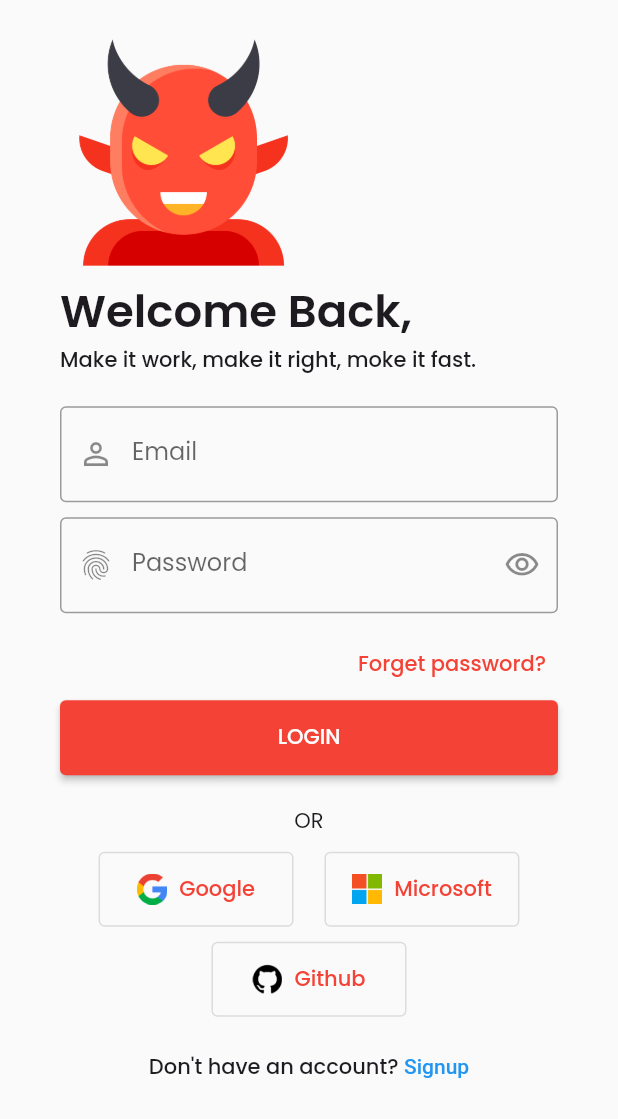
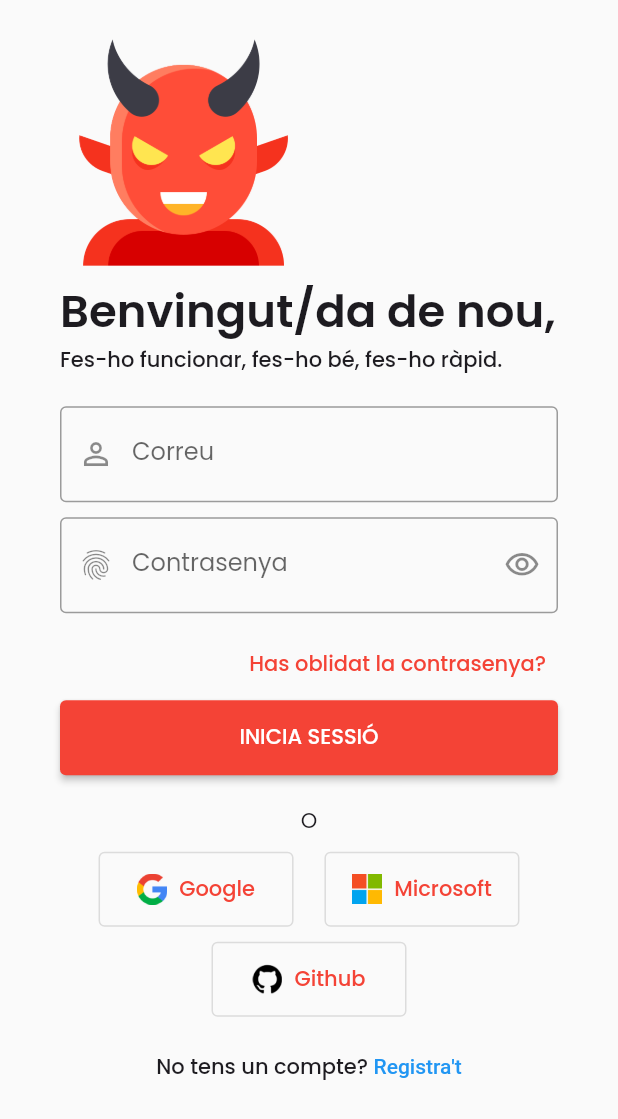
Before and after one commit to espai422-Company/dimonis, a Flutter app: the LoginScreen screen opened directly with empty values, on a phone screen of 412 x 824 dp. Shown: the top 1119 px of the screen. Run offline on Flutter 3.47's test engine with Material 3 defaults, Android fonts, the light colour scheme and no system bars; our stand-ins replace animated_text_kit, awesome_dialog, firebase_auth, firebase_core, firebase_crashlytics, firebase_database and 12 more; missing offline and left inert: cool_dropdown, firebase_app_check, flutter_facebook_auth, flutter_paypal_checkout, password_strength_checker; accounts and stored records are empty; generated files the repository leaves out were written again; network calls fail; statements that could not run were skipped.

Commit message:
Added languages support in login_screen and sing_up_screen and some changes.

```diff
--- a/lib/l10n/app_ca.arb
+++ b/lib/l10n/app_ca.arb
@@ -33,7 +33,7 @@
     "forgetPassword": "Has oblidat la contrasenya?",
     "getOnBoard": "¡Uneix-te!",
     "newProfile": "Crea el teu perfil per començar.",
-    "yesAccount": "Ja tens un compte?",
+    "yesAccount": "Ja tens un compte? ",
     "noUsernameInput": "Introdueix el teu nom d'usuari",
     "username": "Nom d'usuari",
     "infoUsuari": "Informació de l'usuari",
@@ -122,5 +122,12 @@
     "incorrectAnswer": "Resposta incorrecta",
     "answer": "Resposta",
     "selectDemon": "Selecciona un dimoni",
-    "selectDemonToCheckResult": "S'ha de seleccionar un dimoni per comprovar el resultat"
+    "selectDemonToCheckResult": "S'ha de seleccionar un dimoni per comprovar el resultat",
+    "signupJunt": "Registra't",
+    "loginJunt": "Inicia sessió",
+    "loginError": "Error d'inici de sessió",
+    "registerError": "Error de registre",
+    "passwordTooWeak": "Contrasenya massa fàcil!",
+    "passwordRequirements": "Introdueix una contrasenya que contingui:\n\n• Com a mínim 12 caràcters\n• Com a mínim 1 lletra minúscula\n• Com a mínim 1 lletra majúscula\n• Com a mínim 1 dígit\n• Com a mínim 1 caràcter especial",
+    "o": "O"
 }
--- a/lib/screens/login-register/components_login.dart
+++ b/lib/screens/login-register/components_login.dart
@@ -2,6 +2,7 @@ import 'package:app_dimonis/widgets/github_sign_in_button.dart';
 import 'package:app_dimonis/widgets/google_sign_in_button.dart';
 import 'package:app_dimonis/widgets/microsoft_sign_in_button.dart';
 import 'package:flutter/material.dart';
+import 'package:flutter_gen/gen_l10n/app_localizations.dart';
 
 class LoginHeaderWidget extends StatelessWidget {
   const LoginHeaderWidget(
@@ -52,7 +53,7 @@ class LoginFooterWidget extends StatelessWidget {
       child: Column(
         crossAxisAlignment: CrossAxisAlignment.center,
         children: [
-          const Text("OR"),
+          Text(AppLocalizations.of(context)!.o),
           const SizedBox(height: 10),
           Row(
             mainAxisAlignment: MainAxisAlignment.center,
--- a/lib/screens/login-register/login_screen.dart
+++ b/lib/screens/login-register/login_screen.dart
@@ -4,6 +4,7 @@ import 'package:app_dimonis/services/auth.dart';
 import 'package:app_dimonis/widgets/show_toastification.dart';
 import 'package:firebase_auth/firebase_auth.dart';
 import 'package:flutter/material.dart';
+import 'package:flutter_gen/gen_l10n/app_localizations.dart';
 
 class LoginScreen extends StatelessWidget {
   const LoginScreen({super.key, required this.controller});
@@ -20,15 +21,15 @@ class LoginScreen extends StatelessWidget {
             child: Column(
               crossAxisAlignment: CrossAxisAlignment.start,
               children: [
-                const LoginHeaderWidget(
-                  title: "Welcome Back,",
-                  subtitle: "Make it work, make it right, moke it fast.",
+                LoginHeaderWidget(
+                  title: AppLocalizations.of(context)!.welcomeBack,
+                  subtitle: AppLocalizations.of(context)!.lema,
                 ),
                 const LoginForm(),
                 LoginFooterWidget(
                   controller: controller,
-                  textAccount: "Don't have an account? ",
-                  textFunction: "Signup",
+                  textAccount: AppLocalizations.of(context)!.noAccount,
+                  textFunction: AppLocalizations.of(context)!.signupJunt,
                   page: 1,
                 ),
               ],
@@ -73,8 +74,8 @@ class _LoginFormState extends State<LoginForm> {
         Navigator.of(context).pushReplacementNamed('/');
       }
     } on FirebaseAuthException catch (e) {
-      errorToastification(
-          context, 'Login error', e.message ?? 'UNKNOWN LOGIN ERROR');
+      errorToastification(context, AppLocalizations.of(context)!.loginError,
+          e.message ?? 'UNKNOWN LOGIN ERROR');
     }
 
     setState(() => _loading = false);
@@ -96,15 +97,15 @@ class _LoginFormState extends State<LoginForm> {
               controller: _emailController,
               validator: (value) {
                 if (value == null || value.isEmpty) {
-                  return 'Introdueix el teu correu';
+                  return AppLocalizations.of(context)!.noEmailInput;
                 }
                 return null;
               },
-              decoration: const InputDecoration(
-                  prefixIcon: Icon(Icons.person_outline_outlined),
-                  labelText: "Email",
-                  hintText: "Email",
-                  border: OutlineInputBorder()),
+              decoration: InputDecoration(
+                  prefixIcon: const Icon(Icons.person_outline_outlined),
+                  labelText: AppLocalizations.of(context)!.email,
+                  hintText: AppLocalizations.of(context)!.email,
+                  border: const OutlineInputBorder()),
             ),
             const SizedBox(height: 10),
             TextFormField(
@@ -114,14 +115,14 @@ class _LoginFormState extends State<LoginForm> {
               obscureText: visiblePasswd,
               validator: (value) {
                 if (value == null || value.isEmpty) {
-                  return 'Introdueix la teva contrassenya';
+                  return AppLocalizations.of(context)!.noPasswordInput;
                 }
                 return null;
               },
               decoration: InputDecoration(
                 prefixIcon: const Icon(Icons.fingerprint),
-                labelText: "Password",
-                hintText: "Password",
+                labelText: AppLocalizations.of(context)!.password,
+                hintText: AppLocalizations.of(context)!.password,
                 border: const OutlineInputBorder(),
                 suffixIcon: IconButton(
                   onPressed: () {
@@ -142,7 +143,7 @@ class _LoginFormState extends State<LoginForm> {
                   onPressed: () {
                     Navigator.pushNamed(context, 'reset_password_screen');
                   },
-                  child: const Text("Forget password?")),
+                  child: Text(AppLocalizations.of(context)!.forgetPassword)),
             ),
             SizedBox(
               width: double.infinity,
@@ -158,7 +159,8 @@ class _LoginFormState extends State<LoginForm> {
                           strokeWidth: 2,
                         ),
                       )
-                    : Text("Login".toUpperCase()),
+                    : Text(
+                        AppLocalizations.of(context)!.loginJunt.toUpperCase()),
               ),
             ),
           ],
```
Also changed, not shown: lib/l10n/app_en.arb (+9 -2 lines), lib/l10n/app_es.arb (+9 -2 lines), lib/screens/login-register/sing_up_screen.dart (+29 -44 lines).
